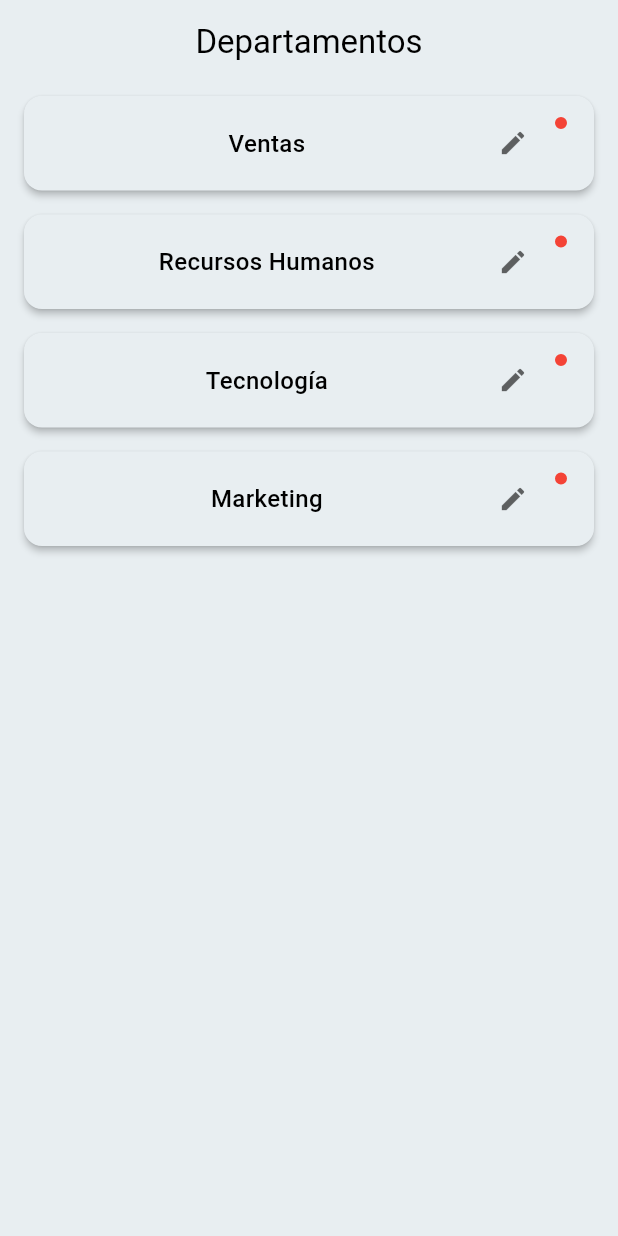
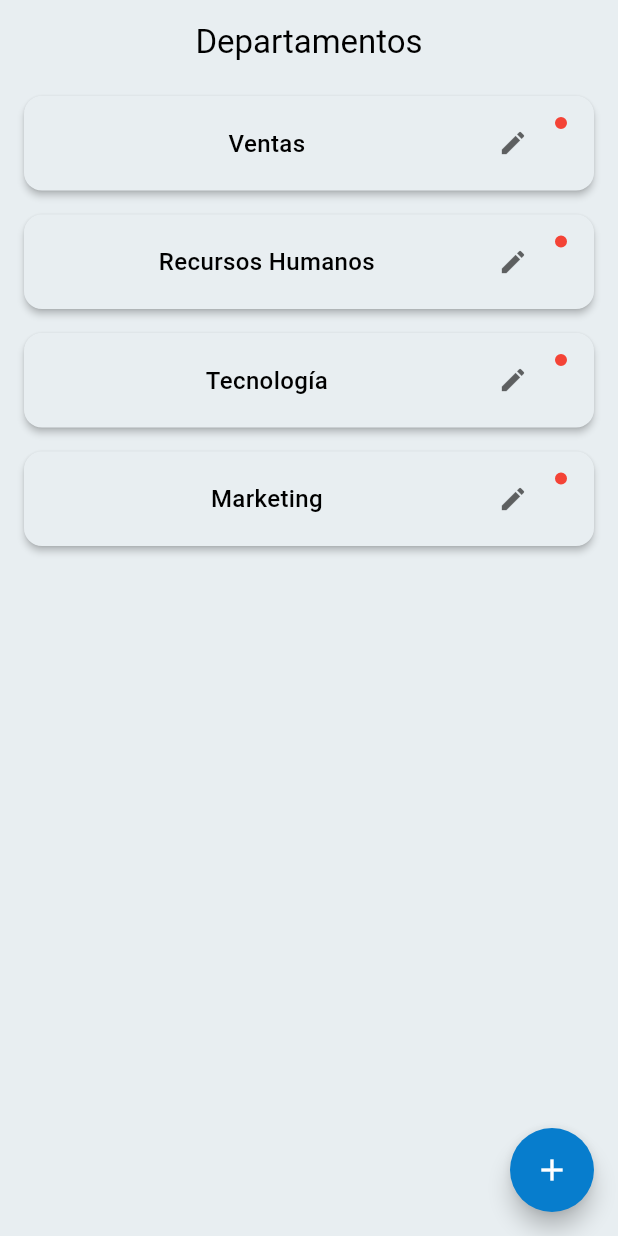
Before and after one commit to AdrianFernandez32/flutter_app_5s-main, a Flutter app: the AddDepartment screen opened by its route, on a phone screen of 412 x 824 dp. Run offline on Flutter 3.47's test engine with Material 3 defaults, Android fonts, the phone set to English and light mode, and no system bars; our stand-ins replace fl_chart, flutter_speed_dial, go_router, supabase_flutter; accounts and stored records are empty.

Commit message:
:sparkles: floating action button added

```diff
--- a/lib/features/admin_auth/presentation/add_department.dart
+++ b/lib/features/admin_auth/presentation/add_department.dart
@@ -47,6 +47,16 @@ class AddDepartment extends StatelessWidget {
                   .toList()
             ],
           )),
+      floatingActionButton: FloatingActionButton(
+          onPressed: () {
+            print('Department added');
+          },
+          backgroundColor: colorScheme.secondary,
+          shape: const CircleBorder(),
+          child: const Icon(
+            Icons.add,
+            color: Colors.white,
+          )),
     );
   }
 }
```
